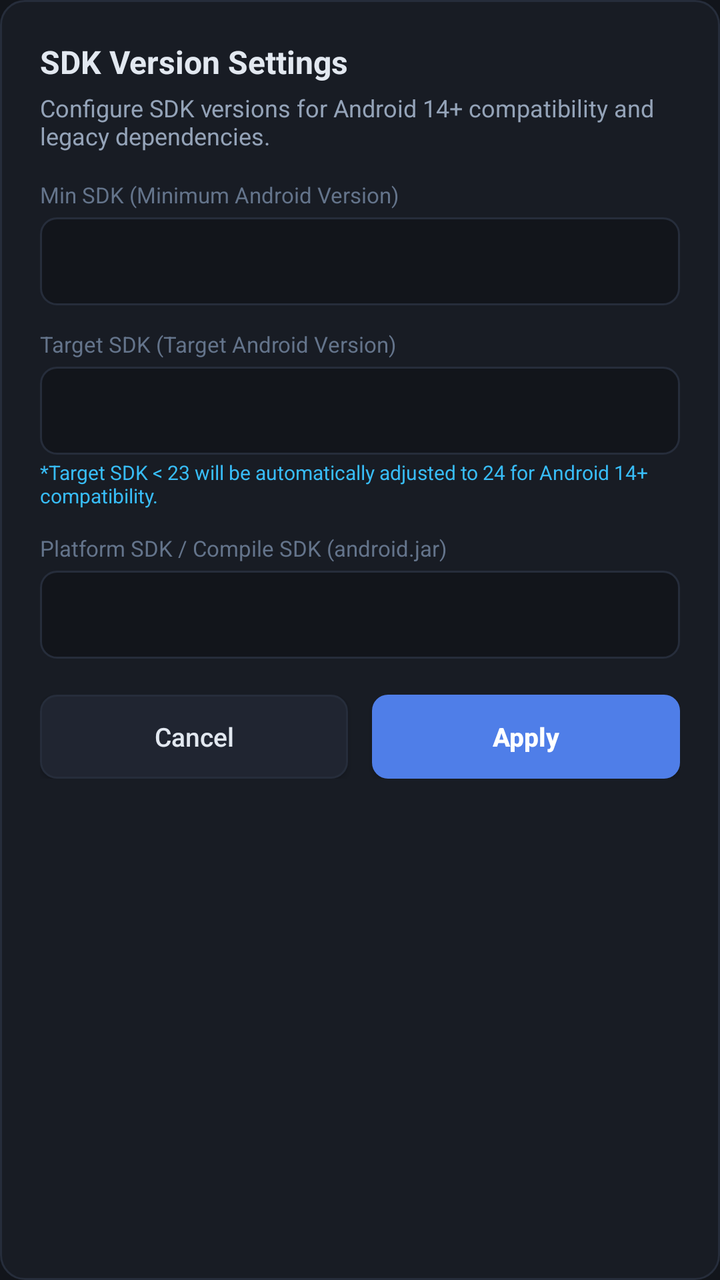
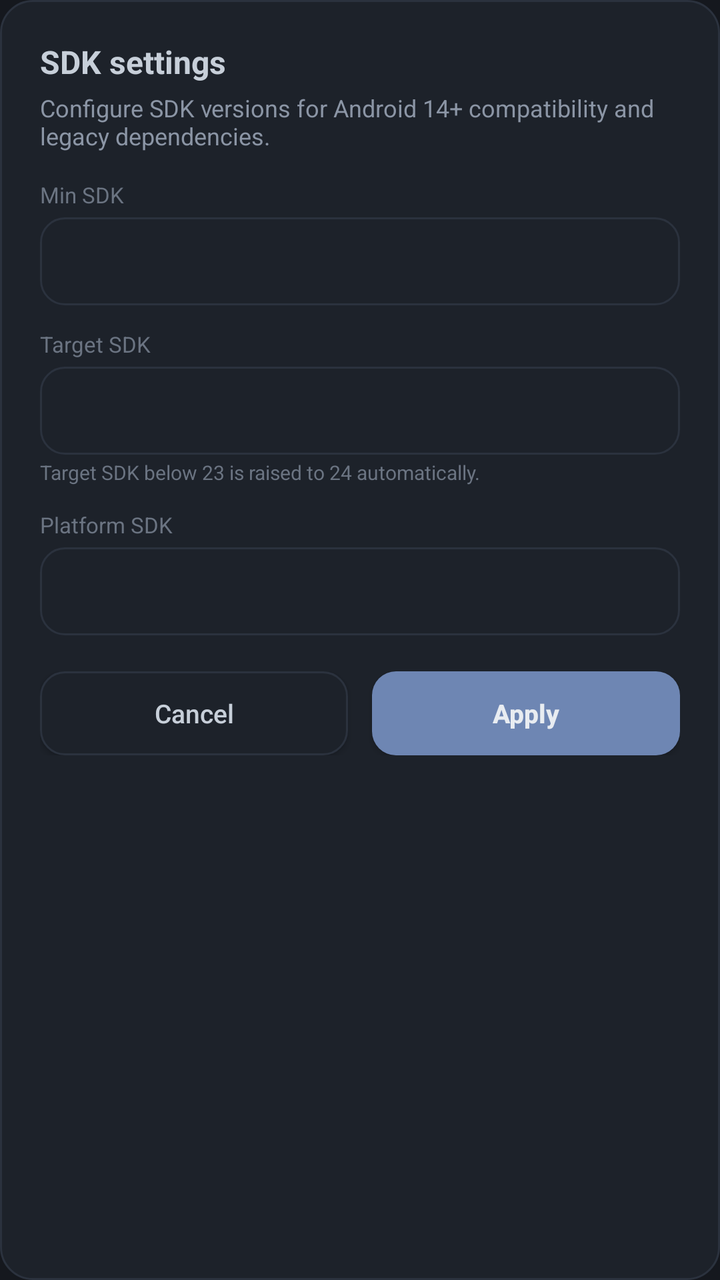

An Android layout rendered at two revisions. The XML below is the earlier revision; the diff shows what the commit changed to produce the second picture.
<!-- AndroidManifest.xml: application theme AppTheme -->
<!-- res/layout/dialog_sdk_settings.xml -->
<?xml version="1.0" encoding="utf-8"?>
<LinearLayout xmlns:android="http://schemas.android.com/apk/res/android"
    android:layout_width="match_parent"
    android:layout_height="wrap_content"
    android:background="@drawable/card_bg"
    android:orientation="vertical"
    android:padding="20dp">

    <TextView
        android:layout_width="wrap_content"
        android:layout_height="wrap_content"
        android:text="SDK Version Settings"
        android:textColor="@color/text_primary"
        android:textSize="16sp"
        android:textStyle="bold" />

    <TextView
        android:layout_width="wrap_content"
        android:layout_height="wrap_content"
        android:layout_marginTop="4dp"
        android:text="Configure SDK versions for Android 14+ compatibility and legacy dependencies."
        android:textColor="@color/text_secondary"
        android:textSize="12sp" />

    
    <TextView
        android:layout_width="wrap_content"
        android:layout_height="wrap_content"
        android:layout_marginTop="14dp"
        android:text="Min SDK (Minimum Android Version)"
        android:textColor="@color/text_muted"
        android:textSize="11sp" />

    <Spinner
        android:id="@+id/spinner_min_sdk"
        android:layout_width="match_parent"
        android:layout_height="44dp"
        android:layout_marginTop="4dp"
        android:background="@drawable/edit_text_bg"
        android:paddingLeft="8dp" />

    
    <TextView
        android:layout_width="wrap_content"
        android:layout_height="wrap_content"
        android:layout_marginTop="12dp"
        android:text="Target SDK (Target Android Version)"
        android:textColor="@color/text_muted"
        android:textSize="11sp" />

    <Spinner
        android:id="@+id/spinner_target_sdk"
        android:layout_width="match_parent"
        android:layout_height="44dp"
        android:layout_marginTop="4dp"
        android:background="@drawable/edit_text_bg"
        android:paddingLeft="8dp" />

    <TextView
        android:layout_width="wrap_content"
        android:layout_height="wrap_content"
        android:layout_marginTop="2dp"
        android:text="*Target SDK &lt; 23 will be automatically adjusted to 24 for Android 14+ compatibility."
        android:textColor="@color/accent_cyan"
        android:textSize="10sp" />

    
    <TextView
        android:layout_width="wrap_content"
        android:layout_height="wrap_content"
        android:layout_marginTop="12dp"
        android:text="Platform SDK / Compile SDK (android.jar)"
        android:textColor="@color/text_muted"
        android:textSize="11sp" />

    <Spinner
        android:id="@+id/spinner_platform_sdk"
        android:layout_width="match_parent"
        android:layout_height="44dp"
        android:layout_marginTop="4dp"
        android:background="@drawable/edit_text_bg"
        android:paddingLeft="8dp" />

    
    <LinearLayout
        android:id="@+id/layout_custom_sdk_path"
        android:layout_width="match_parent"
        android:layout_height="wrap_content"
        android:layout_marginTop="8dp"
        android:orientation="vertical"
        android:visibility="gone">

        <TextView
            android:layout_width="wrap_content"
            android:layout_height="wrap_content"
            android:text="Custom SDK / android.jar Path:"
            android:textColor="@color/text_muted"
            android:textSize="11sp" />

        <LinearLayout
            android:layout_width="match_parent"
            android:layout_height="wrap_content"
            android:layout_marginTop="4dp"
            android:gravity="center_vertical"
            android:orientation="horizontal">

            <EditText
                android:id="@+id/et_custom_sdk_path"
                android:layout_width="0dp"
                android:layout_height="44dp"
                android:layout_weight="1"
                android:background="@drawable/edit_text_bg"
                android:hint="/path/to/android.jar or SDK folder"
                android:paddingLeft="10dp"
                android:paddingRight="10dp"
                android:singleLine="true"
                android:textColor="@color/text_primary"
                android:textColorHint="@color/text_muted"
                android:textSize="12sp" />

            <Button
                android:id="@+id/btn_browse_custom_sdk"
                android:layout_width="wrap_content"
                android:layout_height="44dp"
                android:layout_marginLeft="6dp"
                android:background="@drawable/btn_secondary"
                android:paddingLeft="12dp"
                android:paddingRight="12dp"
                android:text="Browse"
                android:textAllCaps="false"
                android:textColor="@color/text_primary"
                android:textSize="12sp" />
        </LinearLayout>
    </LinearLayout>

    
    <LinearLayout
        android:layout_width="match_parent"
        android:layout_height="wrap_content"
        android:layout_marginTop="18dp"
        android:orientation="horizontal">

        <Button
            android:id="@+id/btn_sdk_cancel"
            android:layout_width="0dp"
            android:layout_height="42dp"
            android:layout_marginRight="6dp"
            android:layout_weight="1"
            android:background="@drawable/btn_secondary"
            android:text="Cancel"
            android:textAllCaps="false"
            android:textColor="@color/text_primary"
            android:textSize="13sp" />

        <Button
            android:id="@+id/btn_sdk_apply"
            android:layout_width="0dp"
            android:layout_height="42dp"
            android:layout_marginLeft="6dp"
            android:layout_weight="1"
            android:background="@drawable/btn_primary"
            android:text="Apply"
            android:textAllCaps="false"
            android:textColor="#FFFFFF"
            android:textSize="13sp"
            android:textStyle="bold" />
    </LinearLayout>
</LinearLayout>
<!-- resources referenced by this layout -->
<resources>
  <color name="accent_cyan">#38BDF8</color>
  <color name="text_muted">#64748B</color>
  <color name="text_primary">#E2E8F0</color>
  <color name="text_secondary">#94A3B8</color>
  <!-- drawable btn_primary (drawable) -->
  <?xml version="1.0" encoding="utf-8"?>
  <selector xmlns:android="http://schemas.android.com/apk/res/android">
      <item android:state_pressed="true">
          <shape android:shape="rectangle">
              <solid android:color="@color/primary_dark" />
              <corners android:radius="8dp" />
          </shape>
      </item>
      <item>
          <shape android:shape="rectangle">
              <solid android:color="@color/primary_accent" />
              <corners android:radius="8dp" />
          </shape>
      </item>
  </selector>
  <!-- drawable btn_secondary (drawable) -->
  <?xml version="1.0" encoding="utf-8"?>
  <selector xmlns:android="http://schemas.android.com/apk/res/android">
      <item android:state_pressed="true">
          <shape android:shape="rectangle">
              <solid android:color="@color/surface_card" />
              <stroke android:width="1dp" android:color="@color/primary_accent" />
              <corners android:radius="8dp" />
          </shape>
      </item>
      <item>
          <shape android:shape="rectangle">
              <solid android:color="@color/surface_elevated" />
              <stroke android:width="1dp" android:color="@color/surface_border" />
              <corners android:radius="8dp" />
          </shape>
      </item>
  </selector>
  <!-- drawable card_bg (drawable) -->
  <?xml version="1.0" encoding="utf-8"?>
  <shape xmlns:android="http://schemas.android.com/apk/res/android"
      android:shape="rectangle">
      <solid android:color="@color/surface_card" />
      <stroke android:width="1dp" android:color="@color/surface_border" />
      <corners android:radius="12dp" />
  </shape>
  <!-- drawable edit_text_bg (drawable) -->
  <?xml version="1.0" encoding="utf-8"?>
  <shape xmlns:android="http://schemas.android.com/apk/res/android"
      android:shape="rectangle">
      <solid android:color="#12151B" />
      <stroke android:width="1dp" android:color="@color/surface_border" />
      <corners android:radius="8dp" />
  </shape>
  <style name="AppTheme" parent="@android:style/Theme.Material.NoActionBar">
          <item name="android:windowBackground">@color/bg_main</item>
          <item name="android:colorPrimary">@color/surface_card</item>
          <item name="android:colorPrimaryDark">@color/bg_main</item>
          <item name="android:colorAccent">@color/primary_accent</item>
          <item name="android:statusBarColor">@color/bg_main</item>
          <item name="android:navigationBarColor">@color/bg_main</item>
          <item name="android:textColorPrimary">@color/text_primary</item>
          <item name="android:textColorSecondary">@color/text_secondary</item>
      </style>
  <color name="primary_dark">#3B6AD4</color>
  <color name="primary_accent">#4F7EE8</color>
  <color name="surface_card">#181C24</color>
  <color name="surface_elevated">#202531</color>
  <color name="surface_border">#262D3B</color>
  <color name="bg_main">#12151B</color>
</resources>

<!-- the commit's change to res/layout/dialog_sdk_settings.xml (unified diff, before → after) -->
@@ -9,7 +9,7 @@
     <TextView
         android:layout_width="wrap_content"
         android:layout_height="wrap_content"
-        android:text="SDK Version Settings"
+        android:text="SDK settings"
         android:textColor="@color/text_primary"
         android:textSize="16sp"
         android:textStyle="bold" />
@@ -27,7 +27,7 @@
         android:layout_width="wrap_content"
         android:layout_height="wrap_content"
         android:layout_marginTop="14dp"
-        android:text="Min SDK (Minimum Android Version)"
+        android:text="Min SDK"
         android:textColor="@color/text_muted"
         android:textSize="11sp" />
 
@@ -44,7 +44,7 @@
         android:layout_width="wrap_content"
         android:layout_height="wrap_content"
         android:layout_marginTop="12dp"
-        android:text="Target SDK (Target Android Version)"
+        android:text="Target SDK"
         android:textColor="@color/text_muted"
         android:textSize="11sp" />
 
@@ -60,8 +60,8 @@
         android:layout_width="wrap_content"
         android:layout_height="wrap_content"
         android:layout_marginTop="2dp"
-        android:text="*Target SDK &lt; 23 will be automatically adjusted to 24 for Android 14+ compatibility."
-        android:textColor="@color/accent_cyan"
+        android:text="Target SDK below 23 is raised to 24 automatically."
+        android:textColor="@color/text_muted"
         android:textSize="10sp" />
 
     
@@ -69,7 +69,7 @@
         android:layout_width="wrap_content"
         android:layout_height="wrap_content"
         android:layout_marginTop="12dp"
-        android:text="Platform SDK / Compile SDK (android.jar)"
+        android:text="Platform SDK"
         android:textColor="@color/text_muted"
         android:textSize="11sp" />
 
@@ -161,7 +161,7 @@
             android:background="@drawable/btn_primary"
             android:text="Apply"
             android:textAllCaps="false"
-            android:textColor="#FFFFFF"
+            android:textColor="#E8ECF1"
             android:textSize="13sp"
             android:textStyle="bold" />
     </LinearLayout>
<!-- resource entries referenced after the edit -->
@@ -1,22 +1,27 @@
 <!-- resources referenced by this layout -->
 <resources>
-  <color name="accent_cyan">#38BDF8</color>
-  <color name="text_muted">#64748B</color>
-  <color name="text_primary">#E2E8F0</color>
-  <color name="text_secondary">#94A3B8</color>
+  <color name="text_muted">#6B7482</color>
+  <color name="text_primary">#C7CFD9</color>
+  <color name="text_secondary">#8B95A5</color>
   <!-- drawable btn_primary (drawable) -->
   <?xml version="1.0" encoding="utf-8"?>
   <selector xmlns:android="http://schemas.android.com/apk/res/android">
+      <item android:state_enabled="false">
+          <shape android:shape="rectangle">
+              <solid android:color="#3A414D" />
+              <corners android:radius="12dp" />
+          </shape>
+      </item>
       <item android:state_pressed="true">
           <shape android:shape="rectangle">
               <solid android:color="@color/primary_dark" />
-              <corners android:radius="8dp" />
+              <corners android:radius="12dp" />
           </shape>
       </item>
       <item>
           <shape android:shape="rectangle">
               <solid android:color="@color/primary_accent" />
-              <corners android:radius="8dp" />
+              <corners android:radius="12dp" />
           </shape>
       </item>
   </selector>
@@ -25,16 +30,16 @@
   <selector xmlns:android="http://schemas.android.com/apk/res/android">
       <item android:state_pressed="true">
           <shape android:shape="rectangle">
-              <solid android:color="@color/surface_card" />
-              <stroke android:width="1dp" android:color="@color/primary_accent" />
-              <corners android:radius="8dp" />
+              <solid android:color="@color/surface_elevated" />
+              <stroke android:width="1dp" android:color="@color/surface_border" />
+              <corners android:radius="12dp" />
           </shape>
       </item>
       <item>
           <shape android:shape="rectangle">
-              <solid android:color="@color/surface_elevated" />
+              <solid android:color="@color/surface_card" />
               <stroke android:width="1dp" android:color="@color/surface_border" />
-              <corners android:radius="8dp" />
+              <corners android:radius="12dp" />
           </shape>
       </item>
   </selector>
@@ -44,31 +49,32 @@
       android:shape="rectangle">
       <solid android:color="@color/surface_card" />
       <stroke android:width="1dp" android:color="@color/surface_border" />
-      <corners android:radius="12dp" />
+      <corners android:radius="16dp" />
   </shape>
   <!-- drawable edit_text_bg (drawable) -->
   <?xml version="1.0" encoding="utf-8"?>
   <shape xmlns:android="http://schemas.android.com/apk/res/android"
       android:shape="rectangle">
-      <solid android:color="#12151B" />
+      <solid android:color="@color/surface_card" />
       <stroke android:width="1dp" android:color="@color/surface_border" />
-      <corners android:radius="8dp" />
+      <corners android:radius="12dp" />
   </shape>
   <style name="AppTheme" parent="@android:style/Theme.Material.NoActionBar">
           <item name="android:windowBackground">@color/bg_main</item>
-          <item name="android:colorPrimary">@color/surface_card</item>
+          <item name="android:colorPrimary">@color/primary_accent</item>
           <item name="android:colorPrimaryDark">@color/bg_main</item>
           <item name="android:colorAccent">@color/primary_accent</item>
           <item name="android:statusBarColor">@color/bg_main</item>
           <item name="android:navigationBarColor">@color/bg_main</item>
           <item name="android:textColorPrimary">@color/text_primary</item>
           <item name="android:textColorSecondary">@color/text_secondary</item>
+          <item name="android:editTextBackground">@drawable/edit_text_bg</item>
       </style>
-  <color name="primary_dark">#3B6AD4</color>
-  <color name="primary_accent">#4F7EE8</color>
-  <color name="surface_card">#181C24</color>
-  <color name="surface_elevated">#202531</color>
-  <color name="surface_border">#262D3B</color>
-  <color name="bg_main">#12151B</color>
+  <color name="primary_dark">#5A729E</color>
+  <color name="primary_accent">#6E86B3</color>
+  <color name="surface_card">#1D222A</color>
+  <color name="surface_elevated">#232935</color>
+  <color name="surface_border">#2B323E</color>
+  <color name="bg_main">#15181E</color>
 </resources>
 
